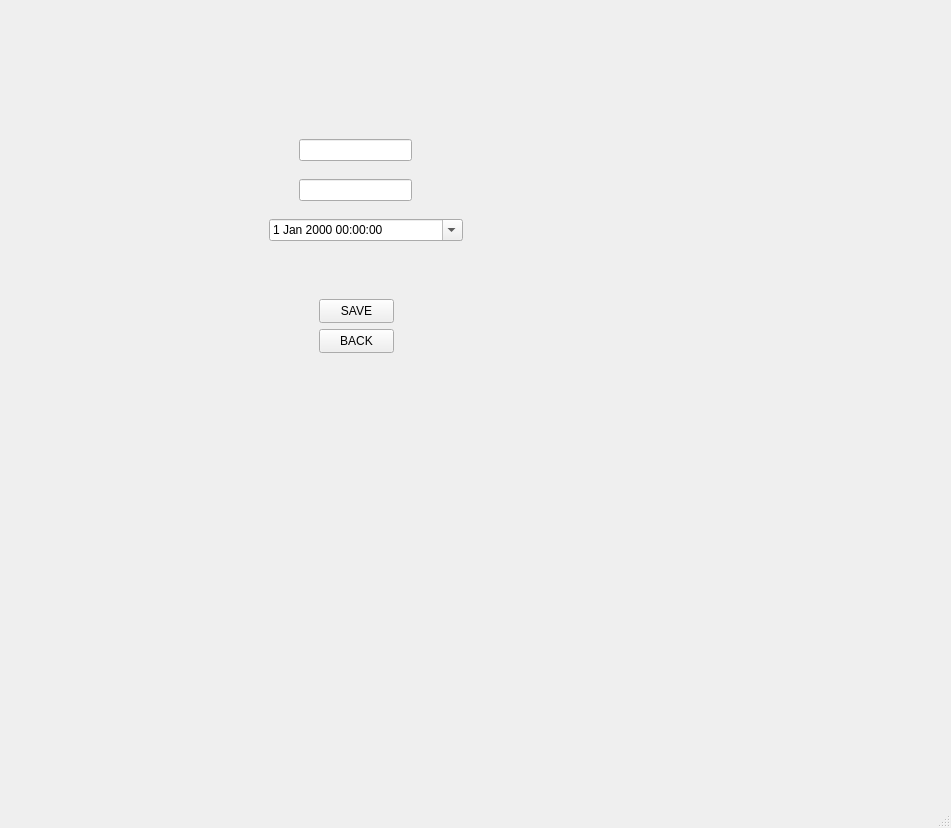
ASCENDINGHeat/PBOProject, file UItest.ui: the form before one commit.
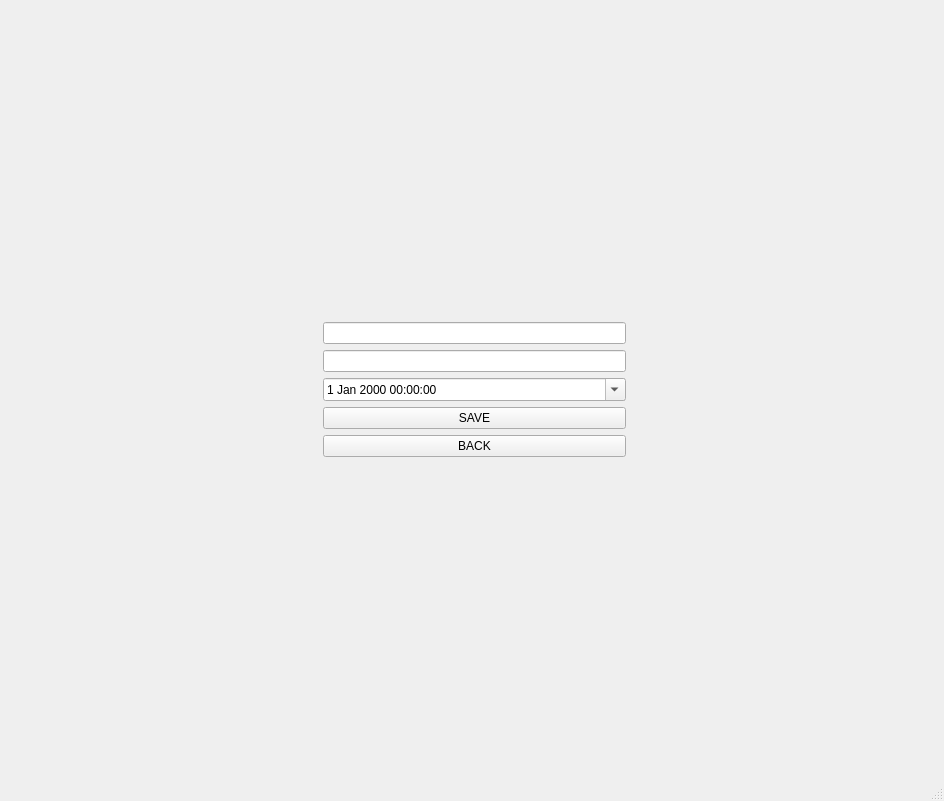
The form after the commit. The open tabs and pages were chosen to show the change. Icons and pictures are not drawn.

Diff of the .ui file:
```diff
--- a/UItest.ui
+++ b/UItest.ui
@@ -6,8 +6,8 @@
    <rect>
     <x>0</x>
     <y>0</y>
-    <width>951</width>
-    <height>828</height>
+    <width>944</width>
+    <height>801</height>
    </rect>
   </property>
   <property name="windowTitle">
@@ -460,64 +460,96 @@
        </widget>
       </widget>
       <widget class="QWidget" name="EditPage">
-       <widget class="QLineEdit" name="lineEdit">
+       <widget class="QWidget" name="">
         <property name="geometry">
          <rect>
-          <x>290</x>
-          <y>130</y>
-          <width>113</width>
-          <height>22</height>
+          <x>10</x>
+          <y>10</y>
+          <width>911</width>
+          <height>741</height>
          </rect>
         </property>
-       </widget>
-       <widget class="QLineEdit" name="lineEdit_2">
-        <property name="geometry">
-         <rect>
-          <x>290</x>
-          <y>170</y>
-          <width>113</width>
-          <height>22</height>
-         </rect>
-        </property>
-       </widget>
-       <widget class="QDateTimeEdit" name="dateTimeEdit_2">
-        <property name="geometry">
-         <rect>
-          <x>260</x>
-          <y>210</y>
-          <width>194</width>
-          <height>22</height>
-         </rect>
-        </property>
-        <property name="calendarPopup">
-         <bool>true</bool>
-        </property>
-       </widget>
-       <widget class="QPushButton" name="pushButtonSave">
-        <property name="geometry">
-         <rect>
-          <x>310</x>
-          <y>290</y>
-          <width>75</width>
-          <height>24</height>
-         </rect>
-        </property>
-        <property name="text">
-         <string>SAVE</string>
-        </property>
-       </widget>
-       <widget class="QPushButton" name="pushButtonBack_2">
-        <property name="geometry">
-         <rect>
-          <x>310</x>
-          <y>320</y>
-          <width>75</width>
-          <height>24</height>
-         </rect>
-        </property>
-        <property name="text">
-         <string>BACK</string>
-        </property>
+        <layout class="QGridLayout" name="gridLayout_7">
+         <item row="1" column="1">
+          <widget class="QLineEdit" name="lineEdit"/>
+         </item>
+         <item row="4" column="1">
+          <widget class="QPushButton" name="pushButtonSave">
+           <property name="text">
+            <string>SAVE</string>
+           </property>
+          </widget>
+         </item>
+         <item row="5" column="1">
+          <widget class="QPushButton" name="pushButtonBack_2">
+           <property name="text">
+            <string>BACK</string>
+           </property>
+          </widget>
+         </item>
+         <item row="2" column="1">
+          <widget class="QLineEdit" name="lineEdit_2"/>
+         </item>
+         <item row="6" column="1">
+          <spacer name="verticalSpacer_9">
+           <property name="orientation">
+            <enum>Qt::Vertical</enum>
+           </property>
+           <property name="sizeHint" stdset="0">
+            <size>
+             <width>20</width>
+             <height>40</height>
+            </size>
+           </property>
+          </spacer>
+         </item>
+         <item row="0" column="1">
+          <spacer name="verticalSpacer_5">
+           <property name="orientation">
+            <enum>Qt::Vertical</enum>
+           </property>
+           <property name="sizeHint" stdset="0">
+            <size>
+             <width>20</width>
+             <height>40</height>
+            </size>
+           </property>
+          </spacer>
+         </item>
+         <item row="3" column="1">
+          <widget class="QDateTimeEdit" name="dateTimeEdit_2">
+           <property name="calendarPopup">
+            <bool>true</bool>
+           </property>
+          </widget>
+         </item>
+         <item row="3" column="0">
+          <spacer name="horizontalSpacer_7">
+           <property name="orientation">
+            <enum>Qt::Horizontal</enum>
+           </property>
+           <property name="sizeHint" stdset="0">
+            <size>
+             <width>40</width>
+             <height>20</height>
+            </size>
+           </property>
+          </spacer>
+         </item>
+         <item row="3" column="2">
+          <spacer name="horizontalSpacer_8">
+           <property name="orientation">
+            <enum>Qt::Horizontal</enum>
+           </property>
+           <property name="sizeHint" stdset="0">
+            <size>
+             <width>40</width>
+             <height>20</height>
+            </size>
+           </property>
+          </spacer>
+         </item>
+        </layout>
        </widget>
       </widget>
       <widget class="QWidget" name="Register">
```
Left out of the diff: 172 changed lines with no effect on the pictures.
